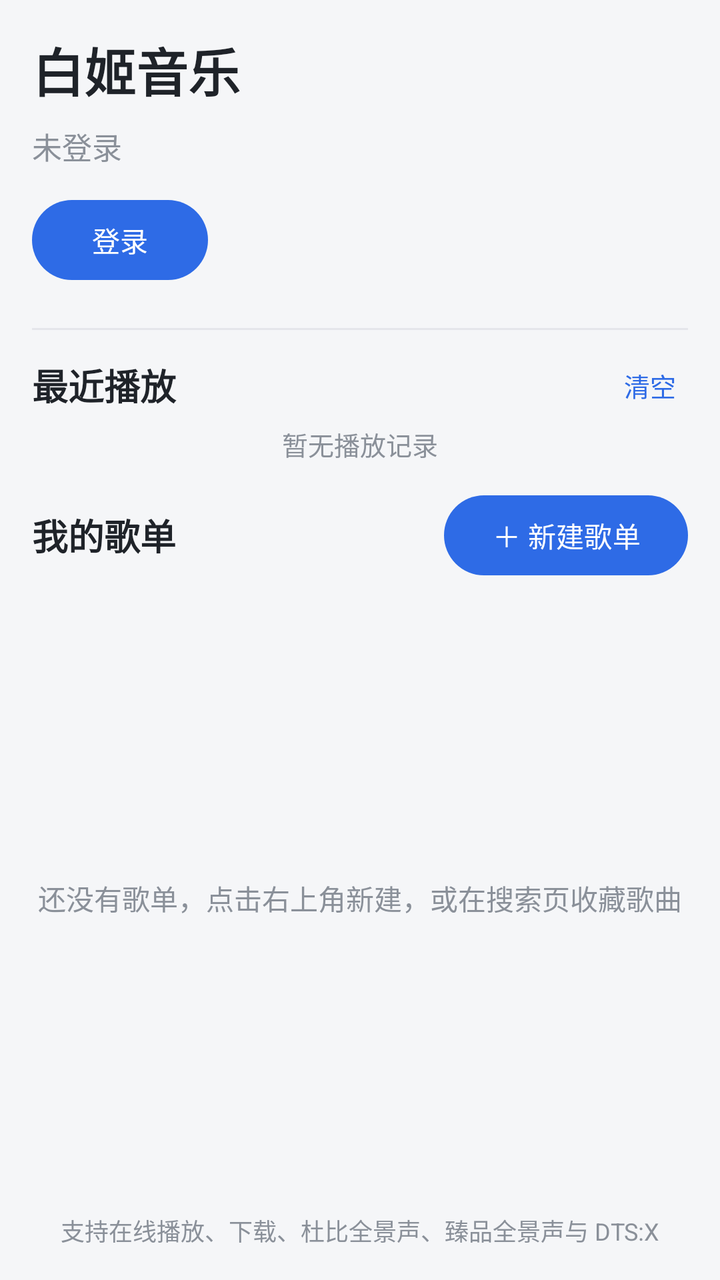
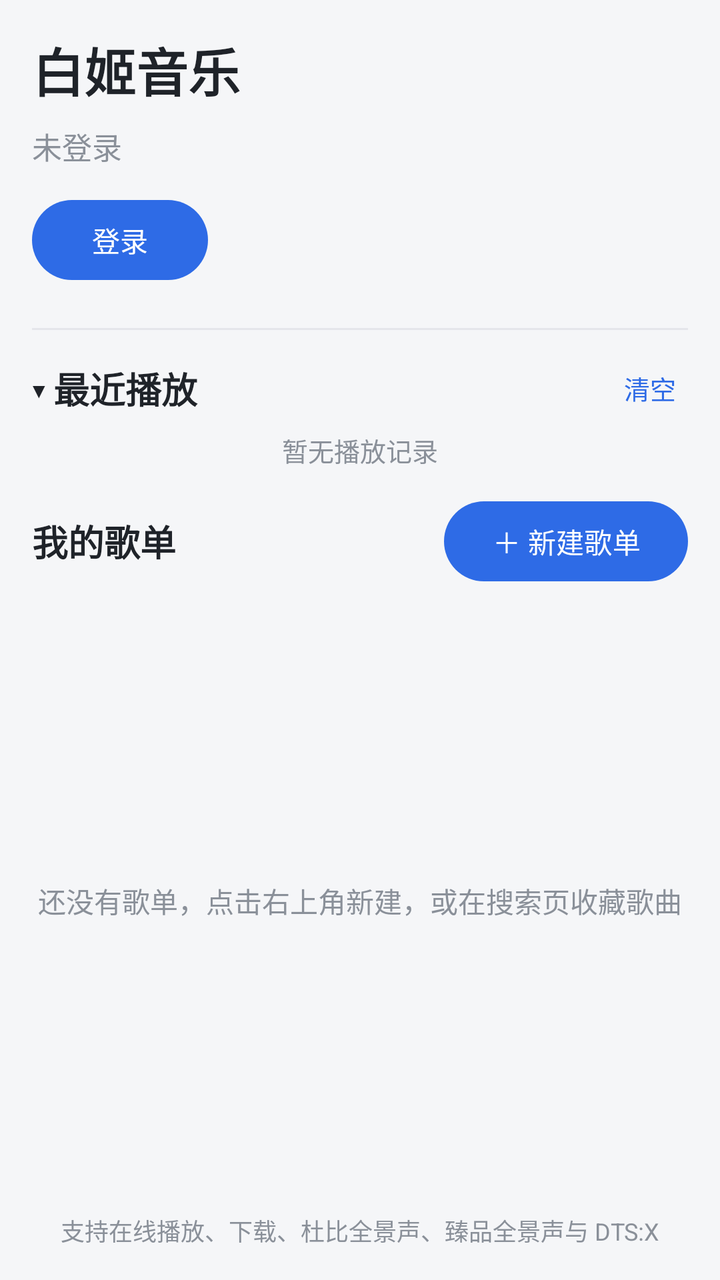

Screens rendered from an Android XML layout before and after an edit, with the pre-edit source and the edit as a unified diff.
<!-- AndroidManifest.xml: application theme Theme.BaiJi -->
<!-- res/layout/fragment_my.xml -->
<?xml version="1.0" encoding="utf-8"?>
<LinearLayout xmlns:android="http://schemas.android.com/apk/res/android"
    android:layout_width="match_parent"
    android:layout_height="match_parent"
    android:orientation="vertical"
    android:padding="16dp">

    <TextView
        android:layout_width="wrap_content"
        android:layout_height="wrap_content"
        android:text="白姬音乐"
        android:textSize="26sp"
        android:textColor="@color/text_primary"
        android:textStyle="bold" />

    <TextView
        android:id="@+id/textState"
        android:layout_width="wrap_content"
        android:layout_height="wrap_content"
        android:layout_marginTop="8dp"
        android:text="未登录"
        android:textSize="15sp"
        android:textColor="@color/text_secondary" />

    <Button
        android:id="@+id/btnLogin"
        android:layout_width="wrap_content"
        android:layout_height="wrap_content"
        android:layout_marginTop="12dp"
        android:text="@string/login" />

    <View
        android:layout_width="match_parent"
        android:layout_height="1dp"
        android:layout_marginTop="20dp"
        android:background="@color/divider" />

    <LinearLayout
        android:layout_width="match_parent"
        android:layout_height="wrap_content"
        android:layout_marginTop="12dp"
        android:orientation="horizontal"
        android:gravity="center_vertical">

        <TextView
            android:layout_width="0dp"
            android:layout_height="wrap_content"
            android:layout_weight="1"
            android:text="最近播放"
            android:textSize="18sp"
            android:textStyle="bold"
            android:textColor="@color/text_primary" />

        <TextView
            android:id="@+id/btnClearHistory"
            android:layout_width="wrap_content"
            android:layout_height="wrap_content"
            android:text="清空"
            android:textSize="13sp"
            android:textColor="@color/primary"
            android:padding="6dp" />
    </LinearLayout>

    <FrameLayout
        android:layout_width="match_parent"
        android:layout_height="wrap_content"
        android:layout_marginTop="4dp">

        <androidx.recyclerview.widget.RecyclerView
            android:id="@+id/recyclerHistory"
            android:layout_width="match_parent"
            android:layout_height="wrap_content"
            android:nestedScrollingEnabled="false" />

        <TextView
            android:id="@+id/textNoHistory"
            android:layout_width="match_parent"
            android:layout_height="wrap_content"
            android:gravity="center"
            android:text="暂无播放记录"
            android:textSize="13sp"
            android:textColor="@color/text_secondary" />
    </FrameLayout>

    <LinearLayout
        android:layout_width="match_parent"
        android:layout_height="wrap_content"
        android:layout_marginTop="12dp"
        android:orientation="horizontal"
        android:gravity="center_vertical">

        <TextView
            android:layout_width="0dp"
            android:layout_height="wrap_content"
            android:layout_weight="1"
            android:text="我的歌单"
            android:textSize="18sp"
            android:textStyle="bold"
            android:textColor="@color/text_primary" />

        <Button
            android:id="@+id/btnCreatePlaylist"
            android:layout_width="wrap_content"
            android:layout_height="wrap_content"
            android:text="＋ 新建歌单" />
    </LinearLayout>

    <FrameLayout
        android:layout_width="match_parent"
        android:layout_height="0dp"
        android:layout_weight="1"
        android:layout_marginTop="8dp">

        <androidx.recyclerview.widget.RecyclerView
            android:id="@+id/recyclerPlaylists"
            android:layout_width="match_parent"
            android:layout_height="match_parent" />

        <TextView
            android:id="@+id/textNoPlaylist"
            android:layout_width="match_parent"
            android:layout_height="wrap_content"
            android:layout_gravity="center"
            android:gravity="center"
            android:text="还没有歌单，点击右上角新建，或在搜索页收藏歌曲"
            android:textSize="14sp"
            android:textColor="@color/text_secondary" />
    </FrameLayout>

    <TextView
        android:layout_width="match_parent"
        android:layout_height="wrap_content"
        android:layout_marginTop="8dp"
        android:text="支持在线播放、下载、杜比全景声、臻品全景声与 DTS:X"
        android:textSize="12sp"
        android:textColor="@color/text_secondary"
        android:gravity="center" />

</LinearLayout>
<!-- resources referenced by this layout -->
<resources>
  <color name="divider">#FFE5E6EB</color>
  <color name="primary">#FF2E6BE6</color>
  <color name="text_primary">#FF1F2329</color>
  <color name="text_secondary">#FF8A9099</color>
  <string name="login">登录</string>
  <style name="Theme.BaiJi" parent="Theme.Material3.DayNight.NoActionBar">
          <item name="colorPrimary">@color/primary</item>
          <item name="colorPrimaryDark">@color/primary_dark</item>
          <item name="colorSecondary">@color/accent</item>
          <item name="android:statusBarColor">@color/primary</item>
          <item name="android:windowBackground">@color/bg</item>
      </style>
  <color name="primary_dark">#FF1B4FBF</color>
  <color name="accent">#FF2E6BE6</color>
  <color name="bg">#FFF5F6F8</color>
</resources>

<!-- the commit's change to res/layout/fragment_my.xml (unified diff, before → after) -->
@@ -43,13 +43,16 @@
         android:gravity="center_vertical">
 
         <TextView
+            android:id="@+id/btnToggleHistory"
             android:layout_width="0dp"
             android:layout_height="wrap_content"
             android:layout_weight="1"
-            android:text="最近播放"
+            android:text="▾ 最近播放"
             android:textSize="18sp"
             android:textStyle="bold"
-            android:textColor="@color/text_primary" />
+            android:textColor="@color/text_primary"
+            android:paddingTop="4dp"
+            android:paddingBottom="4dp" />
 
         <TextView
             android:id="@+id/btnClearHistory"
@@ -62,6 +65,7 @@
     </LinearLayout>
 
     <FrameLayout
+        android:id="@+id/historyContainer"
         android:layout_width="match_parent"
         android:layout_height="wrap_content"
         android:layout_marginTop="4dp">
